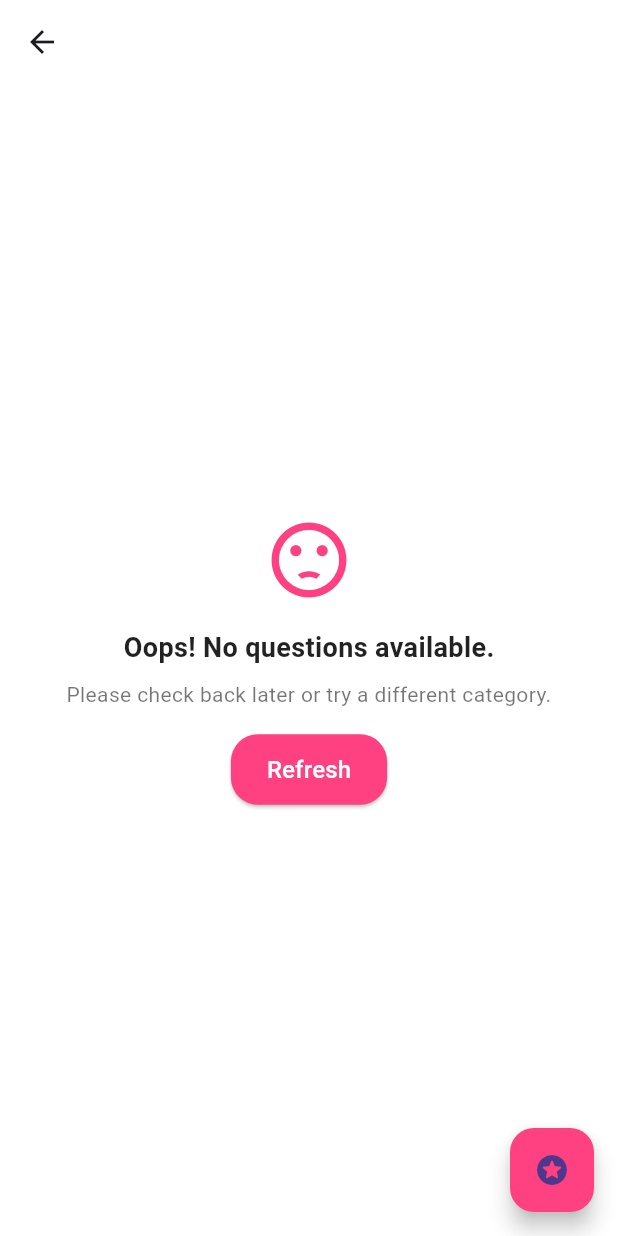
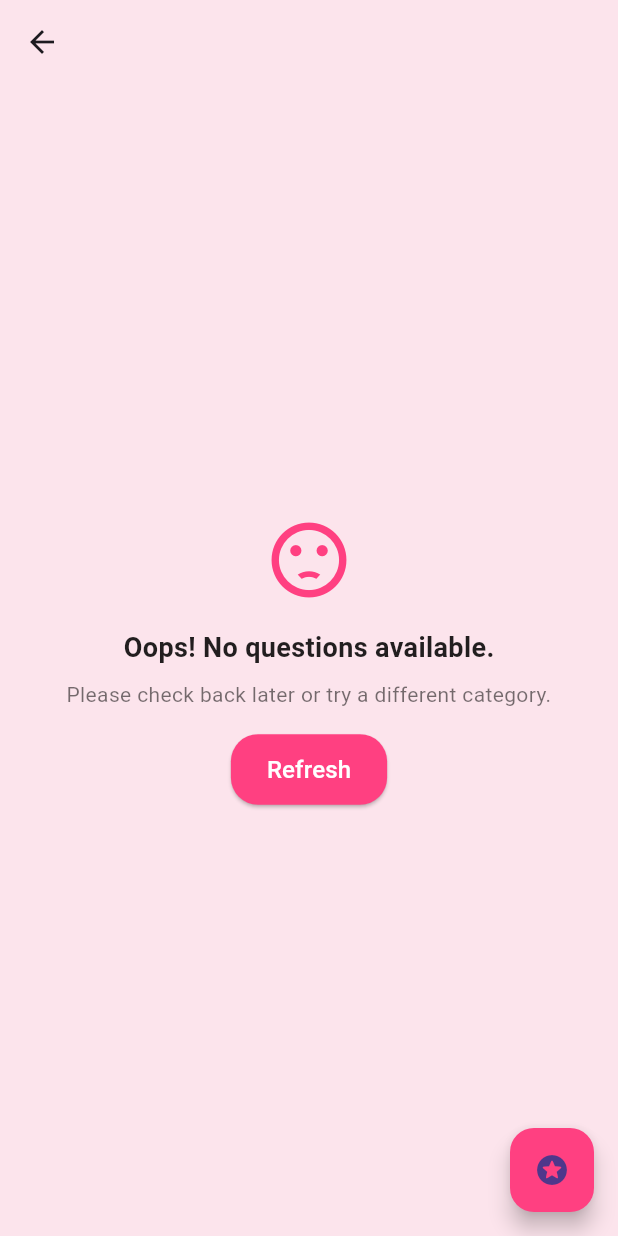
Before and after one commit to HussainMatloob/love_connection, a Flutter app: the GoalTargetQuestionScreen screen opened directly with empty values, after a tap on the "stars" icon, on a phone screen of 412 x 824 dp. Run offline on Flutter 3.47's test engine with Material 3 defaults, Android fonts, the phone set to English and light mode, and no system bars; our stand-ins replace animate_do, cached_network_image, dotted_border, flutter_svg, get, google_fonts and 5 more; accounts and stored records are empty; network calls fail; project files that could hold a hidden picture were left out.

Commit message:
updated 27/02/2025

```diff
--- a/lib/ApiService/ApiService.dart
+++ b/lib/ApiService/ApiService.dart
@@ -1,16 +1,11 @@
 import 'dart:convert';
 import 'dart:io';
 import 'package:flutter/foundation.dart';
-import 'package:flutter/material.dart';
 import 'package:get/get.dart';
 import 'package:get/get_connect/connect.dart';
-import 'package:get/get_core/src/get_main.dart';
-import 'package:get/get_navigation/src/snackbar/snackbar.dart';
 import 'package:http/http.dart' as http;
 import 'package:shared_preferences/shared_preferences.dart';
-
 import '../Models/Assisment.dart';
-import '../Models/Casts.dart';
 import '../Models/GoalTarget.dart';
 import '../Models/GoaltargetQuestions.dart';
 import '../Models/Questions.dart';
--- a/lib/Controllers/BottomNavController.dart
+++ b/lib/Controllers/BottomNavController.dart
@@ -1,7 +1,6 @@
 import 'package:flutter/cupertino.dart';
 import 'package:get/get_rx/src/rx_types/rx_types.dart';
 import 'package:get/get_state_manager/src/simple/get_controllers.dart';
-import 'package:love_connection/Screens/SelectService.dart';
 import 'package:love_connection/Screens/bottom_nav/Explore.dart';
 import 'package:love_connection/Screens/bottom_nav/Matches.dart';
 import 'package:love_connection/Screens/bottom_nav/Profile.dart';
--- a/lib/Controllers/goal_taragtquestion_controller.dart
+++ b/lib/Controllers/goal_taragtquestion_controller.dart
@@ -1,4 +1,3 @@
-import 'package:flutter/material.dart';
 import 'package:get/get.dart';
 import 'package:shared_preferences/shared_preferences.dart';
 import '../ApiService/ApiService.dart';
@@ -117,7 +116,7 @@ class GoalTargetQuestionController extends GetxController {
           badgePoints.value = points;
           badgeTitle.value = responseData["BadgeTitle"] ?? "Congratulations!";
           badgeDescription.value = responseData["BadgeMessage"] ?? "You have unlocked your badge.";
-          badgeImageUrl.value = responseData["BadgeImageUrl"] ?? 'assets/images/VarifyBadge.png';
+          badgeImageUrl.value = responseData["BadgeImageUrl"] ?? 'assets/images/badge.png';
 
           print("Badge awarded: ${badgePoints.value} points, Title: ${badgeTitle.value}");
 
--- a/lib/Controllers/login_controller.dart
+++ b/lib/Controllers/login_controller.dart
@@ -2,8 +2,6 @@ import 'package:get/get.dart';
 import 'package:love_connection/Screens/Service_selection_screen.dart';
 import 'package:shared_preferences/shared_preferences.dart';
 import '../ApiService/ApiService.dart';
-import '../Screens/SelectService.dart';
-import '../Screens/bottom_nav/BottomNavbar.dart';
 
 class LoginController extends GetxController {
   var isLoading = false.obs;
@@ -17,7 +15,6 @@ class LoginController extends GetxController {
   }
 
   final ApiService apiService = ApiService();
-
   Future<void> login(
     String email,
     String password,
--- a/lib/Screens/Coaching Service/AssesmentCategoryScreen.dart
+++ b/lib/Screens/Coaching Service/AssesmentCategoryScreen.dart
@@ -15,12 +15,12 @@ class AssessmentCategoriesScreen extends StatelessWidget {
     double screenHeight = MediaQuery.of(context).size.height;
 
     return Scaffold(
-      backgroundColor: Colors.white,
+      backgroundColor: Colors.pink.shade50,
       appBar: AppBar(
         title: Text("Assessment Categories",
             style: TextStyle(fontSize: screenWidth * 0.05)), // Responsive title
         centerTitle: true,
-        backgroundColor: Colors.white,
+        backgroundColor: Colors.pink.shade50,
       ),
       body: Obx(() {
         if (controller.isLoading.value) {
--- a/lib/Screens/Coaching Service/GoalTargetQuestionScreen.dart
+++ b/lib/Screens/Coaching Service/GoalTargetQuestionScreen.dart
@@ -17,11 +17,11 @@ class GoalTargetQuestionScreen extends StatelessWidget {
     controller.fetchGoalTargetQuestions(categoryId);
 
     return Scaffold(
-      backgroundColor: Colors.white,
+      backgroundColor: Colors.pink.shade50,
       appBar: AppBar(
         title: Text(categoryName),
         centerTitle: true,
-        backgroundColor: Colors.white,
+        backgroundColor: Colors.pink.shade50,
       ),
       body: Stack(
         children: [
--- a/lib/Screens/Coaching Service/GoalTargets.dart
+++ b/lib/Screens/Coaching Service/GoalTargets.dart
@@ -9,11 +9,11 @@ class GoalTargetScreen extends StatelessWidget {
   @override
   Widget build(BuildContext context) {
     return Scaffold(
-      backgroundColor: Colors.white,
+      backgroundColor: Colors.pink.shade50,
       appBar: AppBar(
         title: Text("Goal Targets"),
         centerTitle: true,
-        backgroundColor: Colors.white,
+        backgroundColor: Colors.pink.shade50,
       ),
       body: LayoutBuilder(
         builder: (context, constraints) {
--- a/pubspec.yaml
+++ b/pubspec.yaml
@@ -77,9 +77,9 @@ flutter:
   # To add assets to your application, add an assets section, like this:
   assets:
     - assets/images/
+    - assets/images/badge.png
     - assets/svg/
     - assets/animations/
-    - assets/images/VarifyBadge.png
 
 
   #   - images/a_dot_ham.jpeg
```
Also changed, not shown: lib/Widgets/Badge_dialog.dart (+2 -14 lines), assets/images/badge.png (added).
